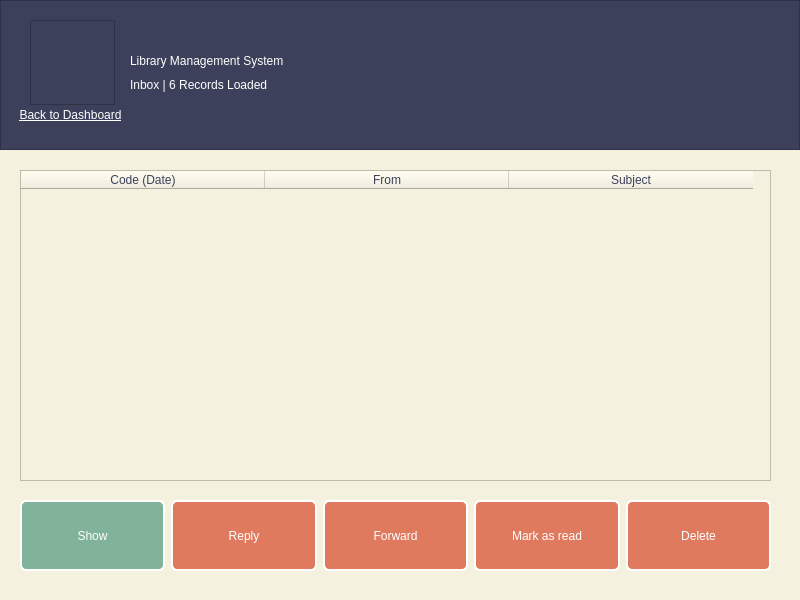
Old version of the form inbox.ui in the repository kianmajl/Library.
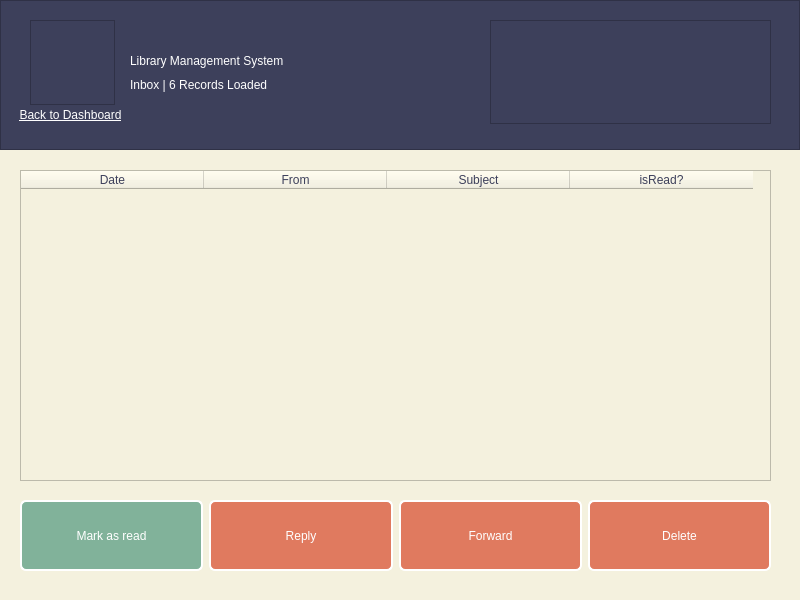
New version of the form. Icons and pictures are not drawn.

Commit message: complete inbox :)

What changed in the file:
```diff
--- a/inbox.ui
+++ b/inbox.ui
@@ -31,11 +31,11 @@
 {
 	background-color: rgb(242, 204, 143);
 }
-QPushButton#pushButton_show
+QPushButton#pushButton_asread
 {
 	background-color: rgb(129, 178, 154);
 }
-QPushButton#pushButton_show:hover
+QPushButton#pushButton_asread:hover
 {
 	background-color: rgb(242, 204, 143);
 }</string>
@@ -131,6 +131,22 @@
      <bool>true</bool>
     </property>
    </widget>
+   <widget class="QPlainTextEdit" name="plainTextEdit">
+    <property name="geometry">
+     <rect>
+      <x>490</x>
+      <y>20</y>
+      <width>281</width>
+      <height>104</height>
+     </rect>
+    </property>
+    <property name="styleSheet">
+     <string notr="true">font: 8pt &quot;IRANYekan&quot;;</string>
+    </property>
+    <property name="readOnly">
+     <bool>true</bool>
+    </property>
+   </widget>
   </widget>
   <widget class="QTableWidget" name="tableWidget">
    <property name="geometry">
@@ -145,11 +161,11 @@
     <enum>QAbstractItemView::SelectRows</enum>
    </property>
    <attribute name="horizontalHeaderDefaultSectionSize">
-    <number>244</number>
+    <number>183</number>
    </attribute>
    <column>
     <property name="text">
-     <string>Code (Date)</string>
+     <string>Date</string>
     </property>
    </column>
    <column>
@@ -162,6 +178,11 @@
      <string>Subject</string>
     </property>
    </column>
+   <column>
+    <property name="text">
+     <string>isRead?</string>
+    </property>
+   </column>
   </widget>
   <widget class="QWidget" name="horizontalLayoutWidget">
    <property name="geometry">
@@ -174,7 +195,7 @@
    </property>
    <layout class="QHBoxLayout" name="horizontalLayout">
     <item>
-     <widget class="QPushButton" name="pushButton_show">
+     <widget class="QPushButton" name="pushButton_asread">
       <property name="sizePolicy">
        <sizepolicy hsizetype="Expanding" vsizetype="Expanding">
         <horstretch>0</horstretch>
@@ -182,7 +203,7 @@
        </sizepolicy>
       </property>
       <property name="text">
-       <string>Show</string>
+       <string>Mark as read</string>
       </property>
      </widget>
     </item>
@@ -212,19 +233,6 @@
       </property>
      </widget>
     </item>
-    <item>
-     <widget class="QPushButton" name="pushButton_asread">
-      <property name="sizePolicy">
-       <sizepolicy hsizetype="Expanding" vsizetype="Expanding">
-        <horstretch>0</horstretch>
-        <verstretch>0</verstretch>
-       </sizepolicy>
-      </property>
-      <property name="text">
-       <string>Mark as read</string>
-      </property>
-     </widget>
-    </item>
     <item>
      <widget class="QPushButton" name="pushButton_delete">
       <property name="sizePolicy">
```
Left out of the diff: 10 changed lines with no effect on the pictures. The commit also changes 3 other files.
